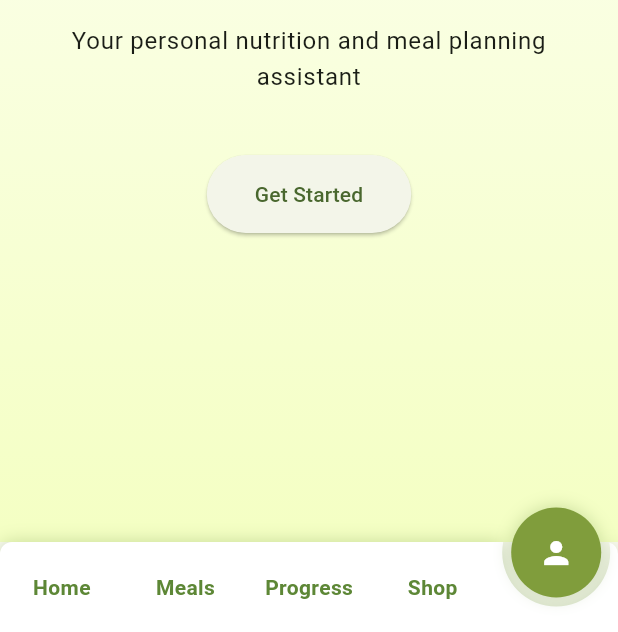
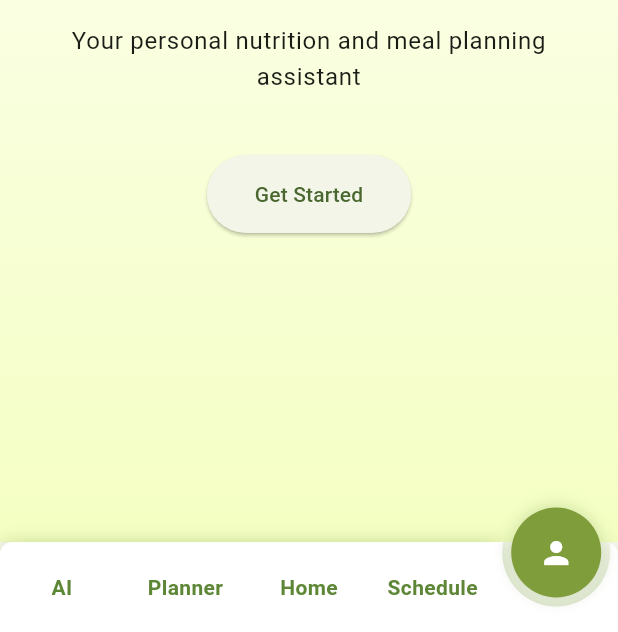
Before and after one commit to centmarde/NutriPlan, a Flutter app: the screen it shows once a user with an empty profile is signed in, item 5 of the bottom bar chosen, on a phone screen of 412 x 824 dp, the part 604-1236 px from its top. Run offline on Flutter 3.47's test engine with Material 3 defaults, Android fonts, the phone set to English and light mode, and no system bars; drawn by our look-alikes of circle_nav_bar; our stand-ins replace cloud_firestore, firebase_auth, firebase_core; accounts and stored records are empty.

Commit message:
feat: update navbar items and routes; add AI and Planner tabs

```diff
--- a/lib/common/navbar.dart
+++ b/lib/common/navbar.dart
@@ -5,23 +5,23 @@ import '../router/routes.dart';
 
 // Define constants for tab indices
 class NavBarItems {
-  static const int home = 0;
-  static const int meals = 1;
-  static const int progress = 2;
-  static const int shop = 3;
+  static const int ai = 0;
+  static const int planner = 1;
+  static const int home = 2;
+  static const int schedule = 3;
   static const int profile = 4;
 
   // Map indices to route paths
   static String getRouteForIndex(int index) {
     switch (index) {
+      case ai:
+        return '/ai';
+      case planner:
+        return '/planner';
       case home:
         return AppRoutes.home;
-      case meals:
-        return '/meals'; // Add this route to AppRoutes if needed
-      case progress:
-        return '/progress'; // Add this route to AppRoutes if needed
-      case shop:
-        return '/shop'; // Add this route to AppRoutes if needed
+      case schedule:
+        return '/schedule';
       case profile:
         return AppRoutes.profile;
       default:
@@ -32,14 +32,14 @@ class NavBarItems {
   // Get display names for each tab
   static String getDisplayNameForIndex(int index) {
     switch (index) {
+      case ai:
+        return 'AI';
+      case planner:
+        return 'Planner';
       case home:
         return 'Home';
-      case meals:
-        return 'Meals';
-      case progress:
-        return 'Progress';
-      case shop:
-        return 'Shop';
+      case schedule:
+        return 'Schedule';
       case profile:
         return 'Profile';
       default:
@@ -64,13 +64,27 @@ class _CustomNavBarState extends State<CustomNavBar> {
   Widget build(BuildContext context) {
     return CircleNavBar(
       activeIcons: const [
+        Icon(Icons.smart_toy, color: Colors.white, size: 24),
+        Icon(Icons.calendar_today, color: Colors.white, size: 24),
         Icon(Icons.home, color: Colors.white, size: 24),
-        Icon(Icons.restaurant, color: Colors.white, size: 24),
-        Icon(Icons.bar_chart, color: Colors.white, size: 24),
-        Icon(Icons.shopping_cart, color: Colors.white, size: 24),
+        Icon(Icons.schedule, color: Colors.white, size: 24),
         Icon(Icons.person, color: Colors.white, size: 24),
       ],
       inactiveIcons: const [
+        Text(
+          "AI",
+          style: TextStyle(
+            color: AppTheme.darkest,
+            fontWeight: FontWeight.bold,
+          ),
+        ),
+        Text(
+          "Planner",
+          style: TextStyle(
+            color: AppTheme.darkest,
+            fontWeight: FontWeight.bold,
+          ),
+        ),
         Text(
           "Home",
           style: TextStyle(
@@ -79,21 +93,7 @@ class _CustomNavBarState extends State<CustomNavBar> {
           ),
         ),
         Text(
-          "Meals",
-          style: TextStyle(
-            color: AppTheme.darkest,
-            fontWeight: FontWeight.bold,
-          ),
-        ),
-        Text(
-          "Progress",
-          style: TextStyle(
-            color: AppTheme.darkest,
-            fontWeight: FontWeight.bold,
-          ),
-        ),
-        Text(
-          "Shop",
+          "Schedule",
           style: TextStyle(
             color: AppTheme.darkest,
             fontWeight: FontWeight.bold,
```
